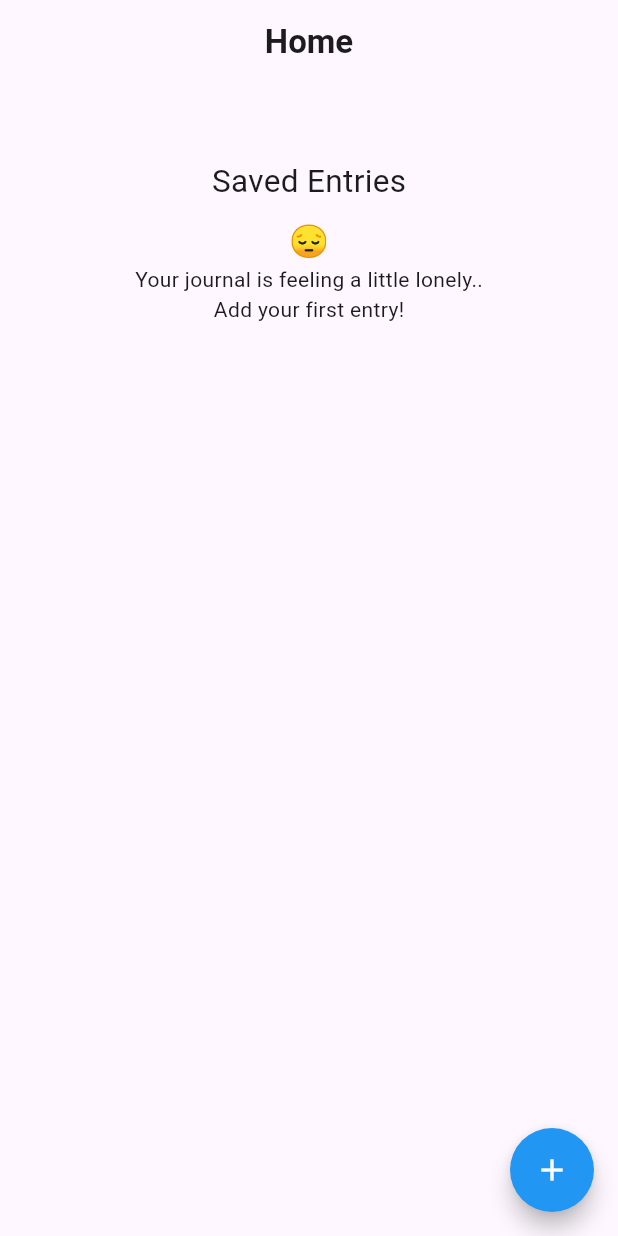
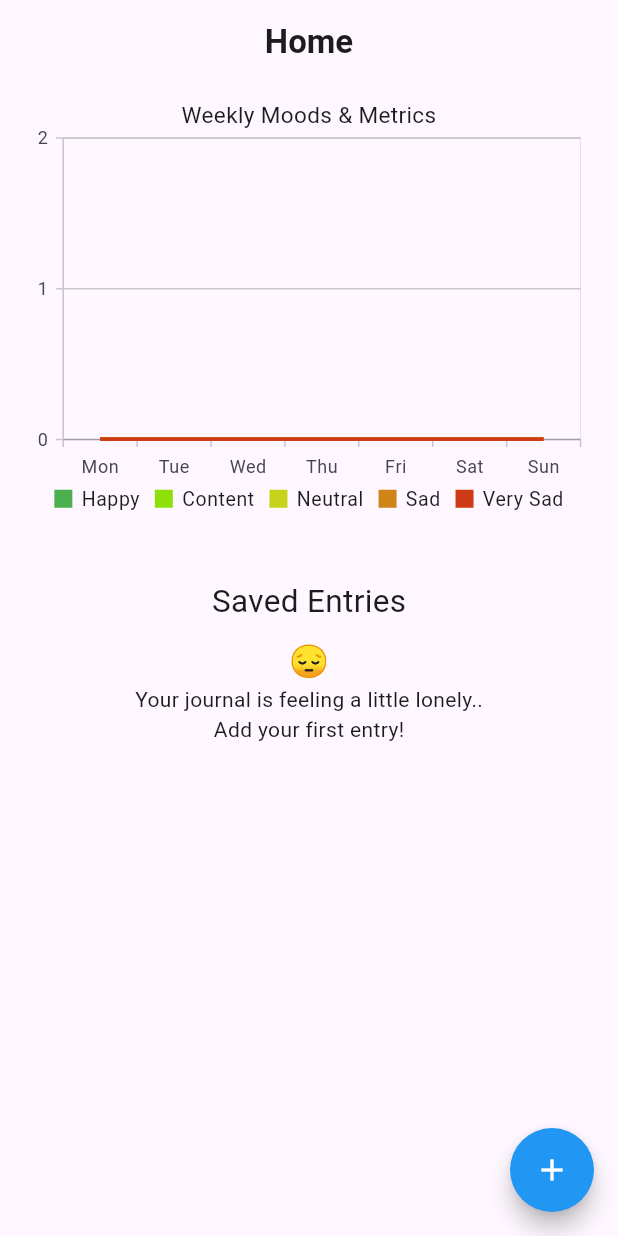
Before and after one commit to gianworks/emotiary, a Flutter app: the screen it shows after launch, on a phone screen of 412 x 824 dp. Run offline on Flutter 3.47's test engine with Material 3 defaults, Android fonts, the phone set to English and light mode, and no system bars; our stand-ins replace shared_preferences, syncfusion_flutter_charts.

Commit message:
Add mood tracking charts

```diff
--- a/lib/Screens/home_screen.dart
+++ b/lib/Screens/home_screen.dart
@@ -1,4 +1,6 @@
 import 'package:flutter/material.dart';
+import 'package:syncfusion_flutter_charts/charts.dart';
+import 'package:intl/intl.dart';
 import 'package:emotiary/Screens/new_entry_screen.dart';
 import 'package:emotiary/Screens/view_entry_screen.dart';
 import 'package:emotiary/Services/preferences_service.dart';
@@ -11,9 +13,99 @@ class HomeScreen extends StatefulWidget {
   State<HomeScreen> createState() => _HomeScreenState();
 }
 
+class MoodData {
+  String day;
+  int amount;
+
+  MoodData(this.day, this.amount);
+}
+
 class _HomeScreenState extends State<HomeScreen> {
 
   List<dynamic> _entries = [];
+
+  final Map<String, List<MoodData>> _moodCharts = {
+    "Happy": [
+      MoodData("Mon", 0),
+      MoodData("Tue", 0),
+      MoodData("Wed", 0),
+      MoodData("Thu", 0),
+      MoodData("Fri", 0),
+      MoodData("Sat", 0),
+      MoodData("Sun", 0),
+    ],
+    "Content": [
+      MoodData("Mon", 0),
+      MoodData("Tue", 0),
+      MoodData("Wed", 0),
+      MoodData("Thu", 0),
+      MoodData("Fri", 0),
+      MoodData("Sat", 0),
+      MoodData("Sun", 0),
+    ],
+    "Neutral": [
+      MoodData("Mon", 0),
+      MoodData("Tue", 0),
+      MoodData("Wed", 0),
+      MoodData("Thu", 0),
+      MoodData("Fri", 0),
+      MoodData("Sat", 0),
+      MoodData("Sun", 0),
+    ],
+    "Sad": [
+      MoodData("Mon", 0),
+      MoodData("Tue", 0),
+      MoodData("Wed", 0),
+      MoodData("Thu", 0),
+      MoodData("Fri", 0),
+      MoodData("Sat", 0),
+      MoodData("Sun", 0),
+    ],
+    "Very Sad": [
+      MoodData("Mon", 0),
+      MoodData("Tue", 0),
+      MoodData("Wed", 0),
+      MoodData("Thu", 0),
+      MoodData("Fri", 0),
+      MoodData("Sat", 0),
+      MoodData("Sun", 0),
+    ]
+  };
+
+  bool _isInCurrentWeek(String entryDate) {
+    final DateTime parsedDate = DateFormat("EEEE, MMMM dd, yyyy").parse(entryDate);
+
+    // Normalize (strip time)
+    final DateTime givenDate = DateTime(parsedDate.year, parsedDate.month, parsedDate.day);
+    final DateTime today = DateTime.now();
+    final DateTime refDate = DateTime(today.year, today.month, today.day);
+
+    // Start of the week (Monday)
+    final DateTime weekStart = refDate.subtract(Duration(days: refDate.weekday - DateTime.monday));
+
+    // End of the week (Sunday)
+    final DateTime weekEnd = weekStart.add(Duration(days: 6));
+
+    return givenDate.isAfter(weekStart.subtract(Duration(seconds: 1))) &&
+          givenDate.isBefore(weekEnd.add(Duration(seconds: 1)));
+  }
+
+  void _updateMoodCharts() {
+    _moodCharts.forEach((mood, moodDataList) {
+      for (var moodData in moodDataList) {
+        setState(() => moodData.amount = 0);
+      }
+
+      for (var entry in _entries) {
+        if (entry["mood"] != mood || !_isInCurrentWeek(entry["date"])) continue;
+
+        for (var moodData in moodDataList) {
+          if (!entry["date"].contains(moodData.day)) continue;
+          setState(() => moodData.amount++);
+        }
+      }
+    });
+  }
 
   void _goToNewEntry() async {
     final bool result = await Navigator.push(
@@ -33,6 +125,7 @@ class _HomeScreenState extends State<HomeScreen> {
 
   void _updateEntries() {
     setState(() => _entries = PreferencesService().getEntries());
+    _updateMoodCharts();
   }
 
   void _deleteEntries() {
@@ -83,7 +176,85 @@ class _HomeScreenState extends State<HomeScreen> {
       ),
       body: ListView(
         children: [
-          SizedBox(height: 50),
+          Container(
+            padding: EdgeInsets.symmetric(horizontal: 15),
+            child: SfCartesianChart(
+              title: ChartTitle(text: "Weekly Moods & Metrics"),
+              legend: Legend(
+                isVisible: true,
+                position: LegendPosition.bottom,
+                orientation: LegendItemOrientation.horizontal,
+                overflowMode: LegendItemOverflowMode.scroll
+              ),
+              primaryXAxis: CategoryAxis(majorGridLines: MajorGridLines(width: 0)),
+              primaryYAxis: NumericAxis(
+                interval: 1,
+                majorGridLines: MajorGridLines(
+                  width: 1,
+                  color: Color.fromARGB(50, 0, 0, 0)
+                )
+              ),
+              series: <CartesianSeries>[
+                AreaSeries<MoodData, String>(
+                  name: "Happy",
+                  dataSource: _moodCharts["Happy"],
+                  xValueMapper: (MoodData mood, _) => mood.day,
+                  yValueMapper: (MoodData mood, _) => mood.amount,
+                  color: Colors.green,
+                  opacity: 0.3,
+                  borderDrawMode: BorderDrawMode.all,
+                  borderColor: Colors.green,
+                  borderWidth: 3
+                ),
+                AreaSeries<MoodData, String>(
+                  name: "Content",
+                  dataSource: _moodCharts["Content"],
+                  xValueMapper: (MoodData mood, _) => mood.day,
+                  yValueMapper: (MoodData mood, _) => mood.amount,
+                  color: Color.fromARGB(255, 143, 224, 11),
+                  opacity: 0.3,
+                  borderDrawMode: BorderDrawMode.all,
+                  borderColor: Color.fromARGB(255, 143, 224, 11),
+                  borderWidth: 3
+                ),
+                AreaSeries<MoodData, String>(
+                  name: "Neutral",
+                  dataSource: _moodCharts["Neutral"],
+                  xValueMapper: (MoodData mood, _) => mood.day,
+                  yValueMapper: (MoodData mood, _) => mood.amount,
+                  color: Color.fromARGB(255, 199, 211, 27),
+                  opacity: 0.3,
+                  borderDrawMode: BorderDrawMode.all,
+                  borderColor: Color.fromARGB(255, 199, 211, 27),
+                  borderWidth: 3
+                ),
+                AreaSeries<MoodData, String>(
+                  name: "Sad",
+                  dataSource: _moodCharts["Sad"],
+                  xValueMapper: (MoodData mood, _) => mood.day,
+                  yValueMapper: (MoodData mood, _) => mood.amount,
+                  color: Color.fromARGB(255, 206, 132, 22),
+                  opacity: 0.3,
+                  borderDrawMode: BorderDrawMode.all,
+                  borderColor: Color.fromARGB(255, 206, 132, 22),
+                  borderWidth: 3
+                ),
+                AreaSeries<MoodData, String>(
+                  name: "Very Sad",
+                  dataSource: _moodCharts["Very Sad"],
+                  xValueMapper: (MoodData mood, _) => mood.day,
+                  yValueMapper: (MoodData mood, _) => mood.amount,
+                  color: Color.fromARGB(255, 206, 59, 22),
+                  opacity: 0.3,
+                  borderDrawMode: BorderDrawMode.all,
+                  borderColor: Color.fromARGB(255, 206, 59, 22),
+                  borderWidth: 3
+                )
+              ],
+            ),
+          ),
+
+          SizedBox(height: 30),
 
           Column(
             children: [
```
